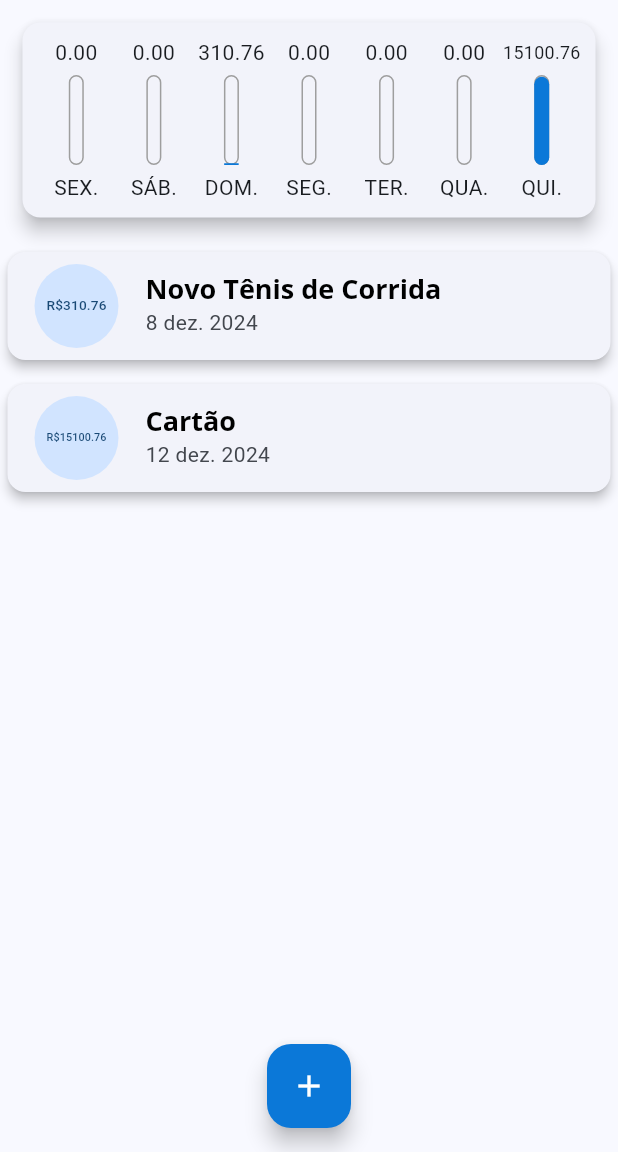
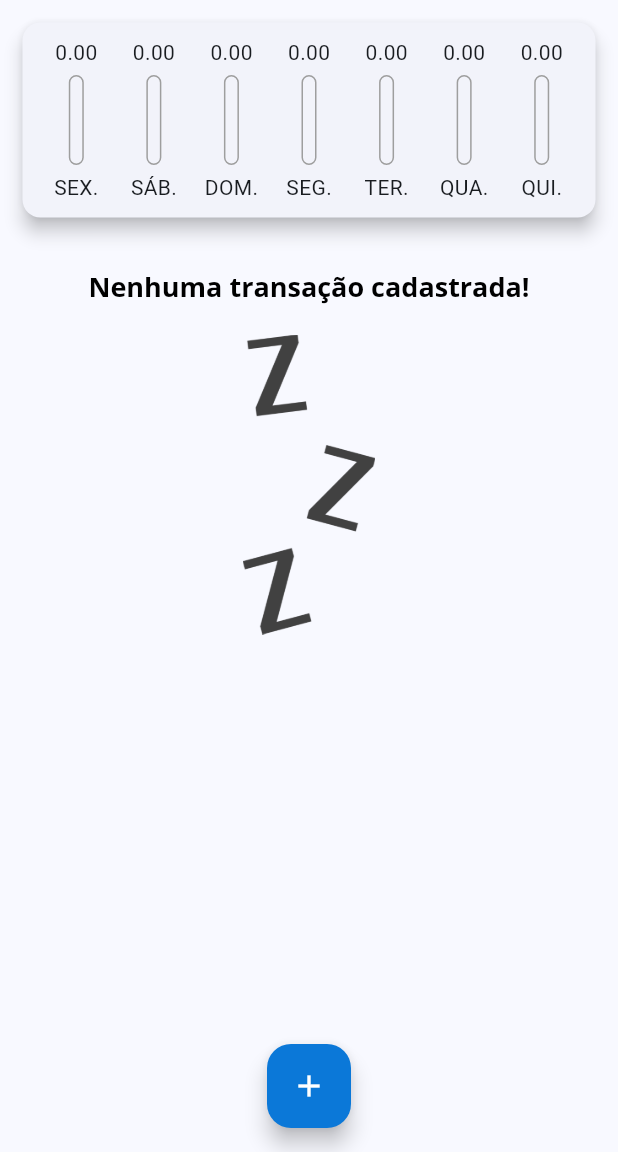
Before and after one commit to Jooaomarcelo/despesas-app, a Flutter app: the screen it shows after launch, on a phone screen of 412 x 824 dp, the part 84-1236 px from its top. Run offline on Flutter 3.47's test engine with Material 3 defaults, Android fonts, the light colour scheme and no system bars.

Commit message:
Removed fixed transactions and made widgets use the device default language

```diff
--- a/lib/components/chart.dart
+++ b/lib/components/chart.dart
@@ -27,7 +27,7 @@ class Chart extends StatelessWidget {
       }
 
       return {
-        'day': DateFormat('EEE', 'pt_BR').format(weekDay),
+        'day': DateFormat.E('pt_BR').format(weekDay),
         'value': totalSum,
       };
     }).reversed.toList();
@@ -54,7 +54,8 @@ class Chart extends StatelessWidget {
               fit: FlexFit.tight,
               child: ChartBar(
                 label: tr['day'].toString().toUpperCase(),
-                percentage: (tr['value'] as double) / _weekTotal,
+                percentage:
+                    _weekTotal == 0 ? 0 : (tr['value'] as double) / _weekTotal,
                 value: tr['value'] as double,
               ),
             );
--- a/lib/components/transaction_list.dart
+++ b/lib/components/transaction_list.dart
@@ -57,8 +57,9 @@ class TransactionList extends StatelessWidget {
                       tr.title,
                       style: Theme.of(context).textTheme.titleLarge,
                     ),
-                    subtitle:
-                        Text(DateFormat('d MMM y', 'pt_BR').format(tr.date)),
+                    subtitle: Text(DateFormat.yMMMd(
+                            Localizations.localeOf(context).toString())
+                        .format(tr.date)),
                   ),
                 );
               },
--- a/lib/main.dart
+++ b/lib/main.dart
@@ -1,13 +1,12 @@
 import 'package:flutter/material.dart';
-import 'package:intl/date_symbol_data_local.dart';
+import 'package:flutter_localizations/flutter_localizations.dart';
 
 import '/components/chart.dart';
 import '/components/transaction_form.dart';
 import '/components/transaction_list.dart';
 import '/models/transaction.dart';
 
-void main() => initializeDateFormatting('pt_BR', null)
-    .then((_) => runApp(const ExpensesApp()));
+void main() => runApp(const ExpensesApp());
 
 class ExpensesApp extends StatelessWidget {
   const ExpensesApp({super.key});
@@ -48,9 +47,15 @@ class ExpensesApp extends StatelessWidget {
               fontWeight: FontWeight.bold,
             )),
       ),
+      datePickerTheme: const DatePickerThemeData(
+        headerBackgroundColor: Color.fromRGBO(11, 120, 216, 1),
+        headerForegroundColor: Colors.white,
+      ),
     );
 
     return MaterialApp(
+      supportedLocales: const [Locale('pt', 'BR')],
+      localizationsDelegates: GlobalMaterialLocalizations.delegates,
       home: const MyHomePage(),
       theme: myTheme,
     );
@@ -65,20 +70,7 @@ class MyHomePage extends StatefulWidget {
 }
 
 class _MyHomePageState extends State<MyHomePage> {
-  final List<Transaction> _transactions = [
-    Transaction(
-      id: '1',
-      title: 'Novo Tênis de Corrida',
-      value: 310.76,
-      date: DateTime.now().subtract(const Duration(days: 4)),
-    ),
-    Transaction(
-      id: '3',
-      title: 'Cartão',
-      value: 15100.76,
-      date: DateTime.now(),
-    )
-  ];
+  final List<Transaction> _transactions = [];
 
   List<Transaction> get _recentTransactions {
     return _transactions.where((transaction) {
--- a/pubspec.yaml
+++ b/pubspec.yaml
@@ -31,10 +31,13 @@ dependencies:
   flutter:
     sdk: flutter
 
+  flutter_localizations:
+    sdk: flutter
+
   # The following adds the Cupertino Icons font to your application.
   # Use with the CupertinoIcons class for iOS style icons.
   cupertino_icons: ^1.0.8
-  intl: ^0.20.1
+  intl: ^0.19.0
 
 dev_dependencies:
   flutter_test:
```
Also changed, not shown: pubspec.lock.
